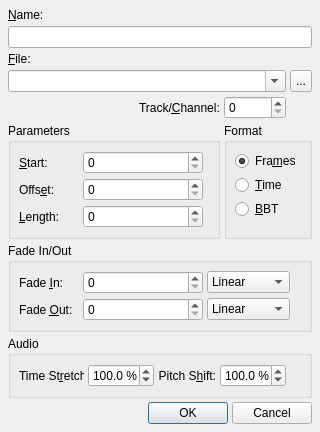
Above: src/qtractorClipForm.ui from rncbc/qtractor before the change. Below: the same form after it.
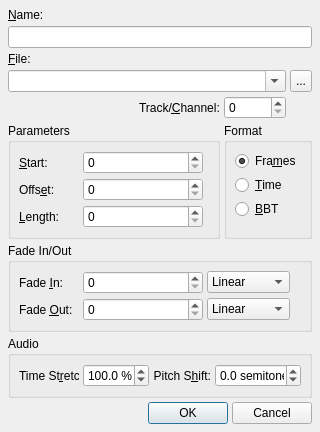
That is the form after the change. Icons and pictures are not drawn. Custom widgets are drawn as their Qt base class.

Commit message:
- Time-stretching percent value gets its semantics inverted,   as thought consistent with ones general sense for relative   stretching ie., lower to shrink and higher to make longer.   this is a major up-side-down change and should affect all   sessions saved with time-stretched audio clips.
- Audio clip pitch-shifting is now specified in semitone units
  instead of a clueless percentage amount.

```diff
--- a/src/qtractorClipForm.ui
+++ b/src/qtractorClipForm.ui
@@ -431,7 +431,7 @@
       <string>Audio</string>
      </property>
      <layout class="QGridLayout" >
-      <item row="0" column="4" >
+      <item row="0" column="2" >
        <spacer>
         <property name="orientation" >
          <enum>Qt::Horizontal</enum>
@@ -481,14 +481,14 @@
          <double>1.0</double>
         </property>
         <property name="maximum" >
-         <double>300.0</double>
+         <double>400.0</double>
         </property>
         <property name="value" >
          <double>100.0</double>
         </property>
        </widget>
       </item>
-      <item row="0" column="2" >
+      <item row="0" column="3" >
        <widget class="QLabel" name="PitchShiftTextLabel" >
         <property name="text" >
          <string>Pitch S&amp;hift:</string>
@@ -501,7 +501,7 @@
         </property>
        </widget>
       </item>
-      <item row="0" column="3" >
+      <item row="0" column="4" >
        <widget class="QDoubleSpinBox" name="PitchShiftSpinBox" >
         <property name="minimumSize" >
          <size>
@@ -513,19 +513,19 @@
          <string>Clip pitch-shift percentage</string>
         </property>
         <property name="suffix" >
-         <string> %</string>
+         <string> semitones</string>
         </property>
         <property name="decimals" >
          <number>1</number>
         </property>
         <property name="minimum" >
-         <double>1.0</double>
+         <double>-24.0</double>
         </property>
         <property name="maximum" >
-         <double>300.0</double>
+         <double>24.0</double>
         </property>
         <property name="value" >
-         <double>100.0</double>
+         <double>0.0</double>
         </property>
        </widget>
       </item>
```
Left out of the diff: 2 changed lines with no effect on the pictures. The commit also changes 8 other files.
